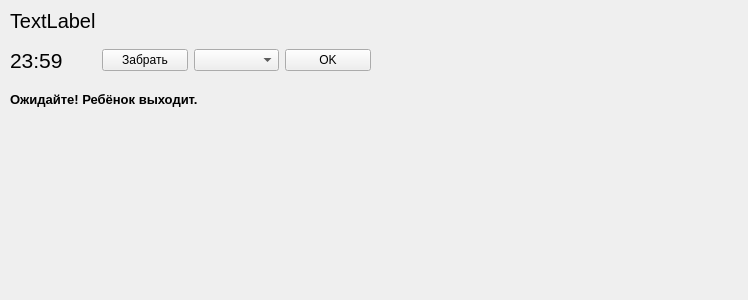
The window that uis/child_card.ui (DashaSimonova/school_project) describes before a commit, drawn with Qt 5.
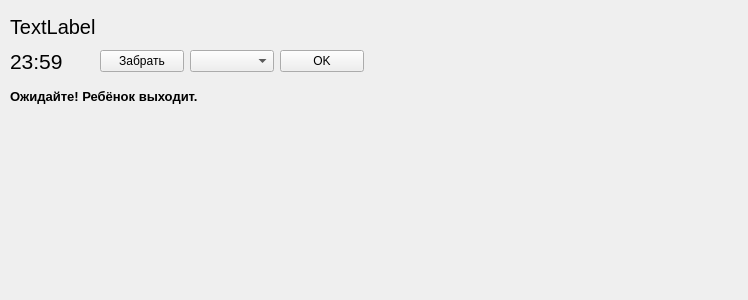
The same window after the commit.

The edit to the form file:
```diff
--- a/uis/child_card.ui
+++ b/uis/child_card.ui
@@ -13,15 +13,18 @@
   <property name="windowTitle">
    <string>Form</string>
   </property>
-  <widget class="QLabel" name="child_label">
+  <widget class="QWidget" name="">
    <property name="geometry">
     <rect>
      <x>10</x>
      <y>10</y>
-     <width>151</width>
-     <height>21</height>
+     <width>354</width>
+     <height>102</height>
     </rect>
    </property>
+   <layout class="QVBoxLayout" name="verticalLayout">
+    <item>
+     <widget class="QLabel" name="child_label">
    <property name="font">
     <font>
      <pointsize>15</pointsize>
@@ -31,15 +34,8 @@
     <string>TextLabel</string>
    </property>
   </widget>
-  <widget class="QWidget" name="horizontalLayoutWidget">
-   <property name="geometry">
-    <rect>
-     <x>10</x>
-     <y>40</y>
-     <width>361</width>
-     <height>41</height>
-    </rect>
-   </property>
+    </item>
+    <item>
    <layout class="QHBoxLayout" name="horizontalLayout">
     <item>
      <widget class="QLabel" name="appLabel">
@@ -77,16 +73,9 @@
      </widget>
     </item>
    </layout>
-  </widget>
+    </item>
+    <item>
   <widget class="QLabel" name="label_alert">
-   <property name="geometry">
-    <rect>
-     <x>10</x>
-     <y>80</y>
-     <width>261</width>
-     <height>39</height>
-    </rect>
-   </property>
    <property name="font">
     <font>
      <pointsize>10</pointsize>
@@ -97,6 +86,9 @@
    <property name="text">
     <string>Ожидайте! Ребёнок выходит.</string>
    </property>
+     </widget>
+    </item>
+   </layout>
   </widget>
  </widget>
  <resources/>
```
Lines whose indentation alone changed are shown as unchanged.
